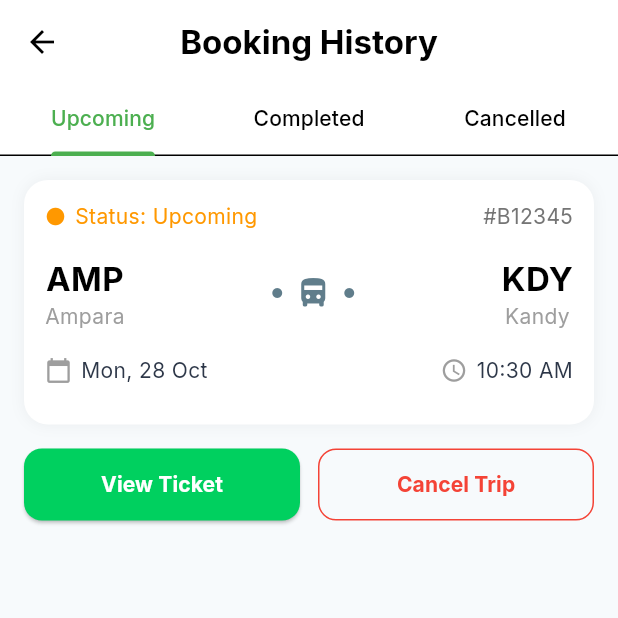
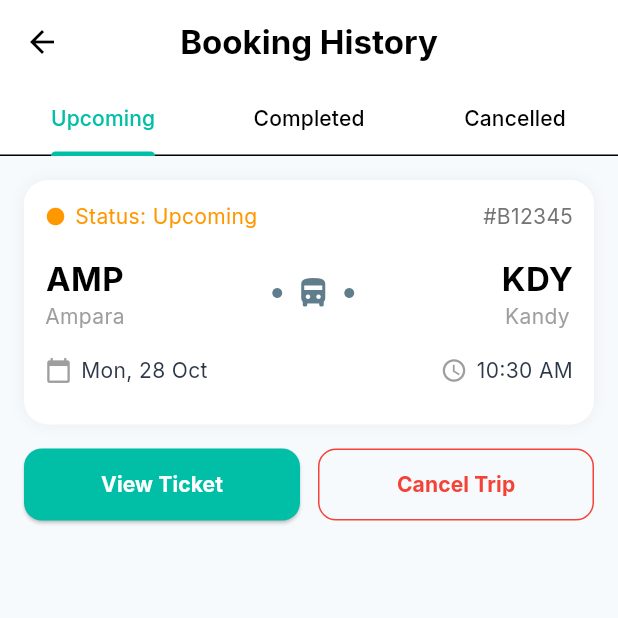
Before and after one commit to MohamedAjas/HelloBus, a Flutter app: the BookingHistoryPage screen opened directly, on a phone screen of 412 x 824 dp, the top half of it. Run offline on Flutter 3.47's test engine with Material 3 defaults, Android fonts, the light colour scheme and no system bars; our stand-ins replace google_fonts, material_symbols_icons.

Commit message:
Updated Cancel Booking screen and change the all button colors

```diff
--- a/lib/views/passenger/screen/bus_details_page1.dart
+++ b/lib/views/passenger/screen/bus_details_page1.dart
@@ -1,4 +1,5 @@
 import 'package:flutter/material.dart';
+import 'package:hello_bus/core/theme/colors.dart';
 import 'package:hello_bus/views/passenger/screen/seat_select_screen.dart';
 import 'package:hello_bus/views/passenger/screen/home/home_page.dart';
 
@@ -270,7 +271,7 @@ class _BusDetailsPageState extends State<BusDetailsPage> {
         padding: const EdgeInsets.all(16),
         child: ElevatedButton(
           style: ElevatedButton.styleFrom(
-            backgroundColor: Colors.green,
+            backgroundColor: AppColors.primary,
             foregroundColor: Colors.white,
             minimumSize: const Size(double.infinity, 55),
             shape: RoundedRectangleBorder(
--- a/lib/views/passenger/screen/home/bookinghistory_screen.dart
+++ b/lib/views/passenger/screen/home/bookinghistory_screen.dart
@@ -1,4 +1,6 @@
 import 'package:flutter/material.dart';
+import 'package:hello_bus/core/theme/colors.dart';
+import 'package:hello_bus/views/passenger/screen/cancel_booking_screen.dart';
 import 'package:hello_bus/views/passenger/screen/eticket_screen.dart';
 
 class BookingHistoryPage extends StatefulWidget {
@@ -35,9 +37,9 @@ class _BookingHistoryPageState extends State<BookingHistoryPage>
       "date": "Mon, 20 Oct",
       "time": "07:00 AM",
       "buttonText": "Leave Review",
-      "buttonColor": const Color(0xFF00D05F),
+      "buttonColor": AppColors.primary,
       "textColor": Colors.white,
-    }
+    },
   ];
 
   List<Map<String, dynamic>> cancelledList = [];
@@ -55,8 +57,9 @@ class _BookingHistoryPageState extends State<BookingHistoryPage>
         elevation: 0,
         backgroundColor: Colors.white,
         leading: IconButton(
-          icon: const Icon(Icons.arrow_back, color: Colors.black,),
-          onPressed: () => Navigator.pop(context),),
+          icon: const Icon(Icons.arrow_back, color: Colors.black),
+          onPressed: () => Navigator.pop(context),
+        ),
         title: const Text(
           "Booking History",
           style: TextStyle(color: Colors.black, fontWeight: FontWeight.bold),
@@ -69,9 +72,9 @@ class _BookingHistoryPageState extends State<BookingHistoryPage>
             color: Colors.white,
             child: TabBar(
               controller: tabController,
-              labelColor: Colors.green,
+              labelColor: AppColors.primary,
               unselectedLabelColor: Colors.black,
-              indicatorColor: Colors.green,
+              indicatorColor: AppColors.primary,
               tabs: const [
                 Tab(text: "Upcoming"),
                 Tab(text: "Completed"),
@@ -82,11 +85,7 @@ class _BookingHistoryPageState extends State<BookingHistoryPage>
           Expanded(
             child: TabBarView(
               controller: tabController,
-              children: [
-                upcomingTab(),
-                completedTab(),
-                cancelledTab(),
-              ],
+              children: [upcomingTab(), completedTab(), cancelledTab()],
             ),
           ),
         ],
@@ -135,7 +134,7 @@ class _BookingHistoryPageState extends State<BookingHistoryPage>
                       );
                     },
                     style: ElevatedButton.styleFrom(
-                      backgroundColor: const Color(0xFF00D05F),
+                      backgroundColor: AppColors.primary,
                       padding: const EdgeInsets.symmetric(vertical: 14),
                       shape: RoundedRectangleBorder(
                         borderRadius: BorderRadius.circular(12),
@@ -154,10 +153,13 @@ class _BookingHistoryPageState extends State<BookingHistoryPage>
                 Expanded(
                   child: OutlinedButton(
                     onPressed: () {
-                      setState(() {
-                        cancelledList.add(trip);
-                        upcomingList.removeAt(index);
-                      });
+                      // Navigate to cancel_booking_screen.dart
+                      Navigator.push(
+                        context,
+                        MaterialPageRoute(
+                          builder: (context) => const CancelBookingScreen(),
+                        ),
+                      );
                     },
                     style: OutlinedButton.styleFrom(
                       side: const BorderSide(color: Colors.red),
@@ -248,10 +250,16 @@ class _BookingHistoryPageState extends State<BookingHistoryPage>
         child: Column(
           mainAxisAlignment: MainAxisAlignment.center,
           children: [
-            const Icon(Icons.calendar_today_rounded, size: 90, color: Colors.blueGrey),
+            const Icon(
+              Icons.calendar_today_rounded,
+              size: 90,
+              color: Colors.blueGrey,
+            ),
             const SizedBox(height: 12),
-            Text(title,
-                style: const TextStyle(fontSize: 18, fontWeight: FontWeight.bold)),
+            Text(
+              title,
+              style: const TextStyle(fontSize: 18, fontWeight: FontWeight.bold),
+            ),
             const SizedBox(height: 8),
             const Text(
               "Ready to plan your next adventure? Book a trip to see your tickets here.",
@@ -263,16 +271,19 @@ class _BookingHistoryPageState extends State<BookingHistoryPage>
               width: double.infinity,
               child: ElevatedButton(
                 style: ElevatedButton.styleFrom(
-                  backgroundColor: const Color(0xFF00D05F),
+                  backgroundColor: AppColors.primary,
                   padding: const EdgeInsets.symmetric(vertical: 15),
                   shape: RoundedRectangleBorder(
                     borderRadius: BorderRadius.circular(30),
                   ),
                 ),
                 onPressed: () {},
-                child: const Text("Book a New Trip", style: TextStyle(color: Colors.white)),
+                child: const Text(
+                  "Book a New Trip",
+                  style: TextStyle(color: Colors.white),
+                ),
               ),
-            )
+            ),
           ],
         ),
       ),
@@ -299,7 +310,7 @@ class _BookingHistoryPageState extends State<BookingHistoryPage>
         color: Colors.white,
         borderRadius: BorderRadius.circular(16),
         boxShadow: [
-          BoxShadow(color: Colors.black.withOpacity(0.05), blurRadius: 8)
+          BoxShadow(color: Colors.black.withValues(alpha: 0.05), blurRadius: 8),
         ],
       ),
       child: Column(
@@ -313,8 +324,8 @@ class _BookingHistoryPageState extends State<BookingHistoryPage>
                 color: status == "Cancelled"
                     ? Colors.red
                     : status == "Completed"
-                        ? Colors.green
-                        : Colors.orange,
+                    ? AppColors.primary
+                    : Colors.orange,
               ),
               const SizedBox(width: 6),
               Text(
@@ -323,8 +334,8 @@ class _BookingHistoryPageState extends State<BookingHistoryPage>
                   color: status == "Cancelled"
                       ? Colors.red
                       : status == "Completed"
-                          ? Colors.green
-                          : Colors.orange,
+                      ? AppColors.primary
+                      : Colors.orange,
                 ),
               ),
               const Spacer(),
@@ -395,9 +406,14 @@ class _BookingHistoryPageState extends State<BookingHistoryPage>
   Widget cityWidget(String shortName, String city) {
     return Column(
       children: [
-        Text(shortName,
-            style: const TextStyle(
-                fontSize: 22, fontWeight: FontWeight.bold, color: Colors.black)),
+        Text(
+          shortName,
+          style: const TextStyle(
+            fontSize: 22,
+            fontWeight: FontWeight.bold,
+            color: Colors.black,
+          ),
+        ),
         Text(city, style: const TextStyle(color: Colors.grey)),
       ],
     );
--- a/lib/views/passenger/screen/splash_screen.dart
+++ b/lib/views/passenger/screen/splash_screen.dart
@@ -147,7 +147,7 @@ class _HelloBusSplashScreenState extends State<HelloBusSplashScreen>
                 child: Column(
                   children: [
                     Text(
-                      "We're going on a trip.",
+                      "We're going on a travel.",
                       style: GoogleFonts.plusJakartaSans(
                         fontSize: 40,
                         fontWeight: FontWeight.w800,
```
Also changed, not shown: lib/views/passenger/screen/cancel_booking_screen.dart (+46 -62 lines), lib/views/passenger/screen/cancellation_confirmation_dialog.dart (+39 -32 lines).
